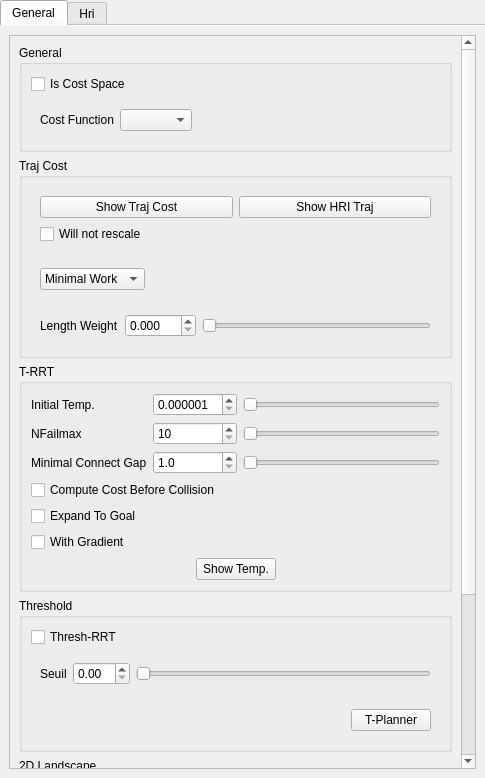
Old version of the form qtWindow/qtMainInterface/qtCost.ui in the repository jmainpri/libmove3d.
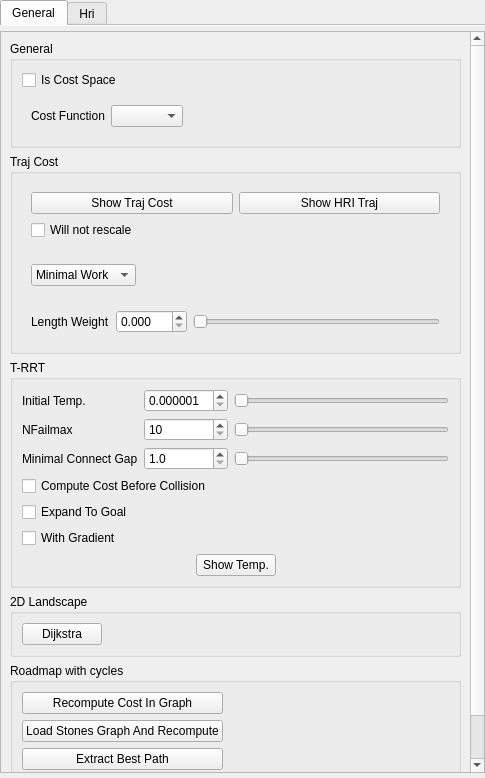
New version of the form. The open tabs and pages were chosen to show the change. Custom widgets are drawn as their Qt base class.

The edit to the form file:
```diff
--- a/qtWindow/qtMainInterface/qtCost.ui
+++ b/qtWindow/qtMainInterface/qtCost.ui
@@ -33,6 +33,18 @@
        <string>General</string>
       </attribute>
       <layout class="QVBoxLayout" name="verticalLayout_9">
+       <property name="leftMargin">
+        <number>0</number>
+       </property>
+       <property name="topMargin">
+        <number>5</number>
+       </property>
+       <property name="rightMargin">
+        <number>0</number>
+       </property>
+       <property name="bottomMargin">
+        <number>5</number>
+       </property>
        <item>
         <widget class="QScrollArea" name="costScrollArea">
          <property name="horizontalScrollBarPolicy">
@@ -46,8 +58,8 @@
            <rect>
             <x>0</x>
             <y>0</y>
-            <width>426</width>
-            <height>1052</height>
+            <width>466</width>
+            <height>876</height>
            </rect>
           </property>
           <layout class="QVBoxLayout" name="verticalLayout">
@@ -365,71 +377,6 @@
              </layout>
             </widget>
            </item>
-           <item>
-            <widget class="QGroupBox" name="groupBox_2">
-             <property name="title">
-              <string>Threshold</string>
-             </property>
-             <layout class="QVBoxLayout" name="verticalLayout_2">
-              <item>
-               <widget class="QCheckBox" name="checkBoxIsCostThreshold">
-                <property name="text">
-                 <string>Thresh-RRT</string>
-                </property>
-               </widget>
-              </item>
-              <item>
-               <widget class="QWidget" name="widget_2" native="true">
-                <layout class="QGridLayout" name="gridLayout_2">
-                 <item row="0" column="1">
-                  <widget class="QDoubleSpinBox" name="doubleSpinBoxCostThresh"/>
-                 </item>
-                 <item row="0" column="2">
-                  <widget class="QSlider" name="horizontalSliderCostThresh">
-                   <property name="orientation">
-                    <enum>Qt::Horizontal</enum>
-                   </property>
-                  </widget>
-                 </item>
-                 <item row="0" column="0">
-                  <widget class="QLabel" name="label_2">
-                   <property name="text">
-                    <string>Seuil</string>
-                   </property>
-                  </widget>
-                 </item>
-                </layout>
-               </widget>
-              </item>
-              <item>
-               <widget class="QWidget" name="widget_3" native="true">
-                <layout class="QGridLayout" name="gridLayout_3">
-                 <item row="0" column="1">
-                  <widget class="QPushButton" name="pushButtonThresholdPlanner">
-                   <property name="text">
-                    <string>T-Planner</string>
-                   </property>
-                  </widget>
-                 </item>
-                 <item row="0" column="0">
-                  <spacer name="horizontalSpacer_6">
-                   <property name="orientation">
-                    <enum>Qt::Horizontal</enum>
-                   </property>
-                   <property name="sizeHint" stdset="0">
-                    <size>
-                     <width>40</width>
-                     <height>20</height>
-                    </size>
-                   </property>
-                  </spacer>
-                 </item>
-                </layout>
-               </widget>
-              </item>
-             </layout>
-            </widget>
-           </item>
            <item>
             <widget class="QGroupBox" name="groupBox_24">
              <property name="title">
@@ -543,6 +490,14 @@
    </item>
   </layout>
  </widget>
+ <customwidgets>
+  <customwidget>
+   <class>HricsWidget</class>
+   <extends>QWidget</extends>
+   <header location="global">qtHrics.hpp</header>
+   <container>1</container>
+  </customwidget>
+ </customwidgets>
  <resources/>
  <connections/>
 </ui>
```
Left out of the diff: 2 changed lines with no effect on the pictures.
